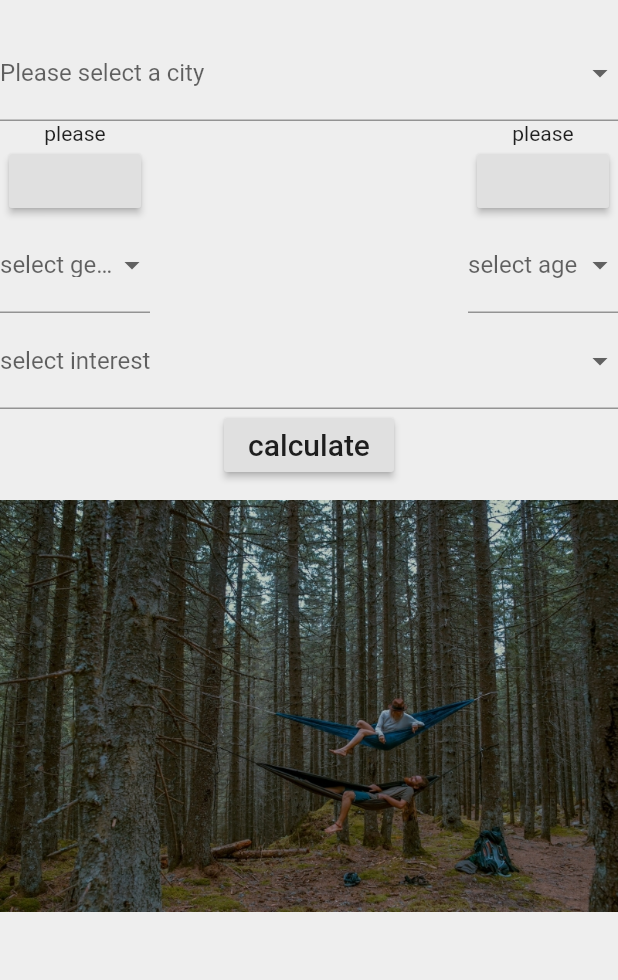
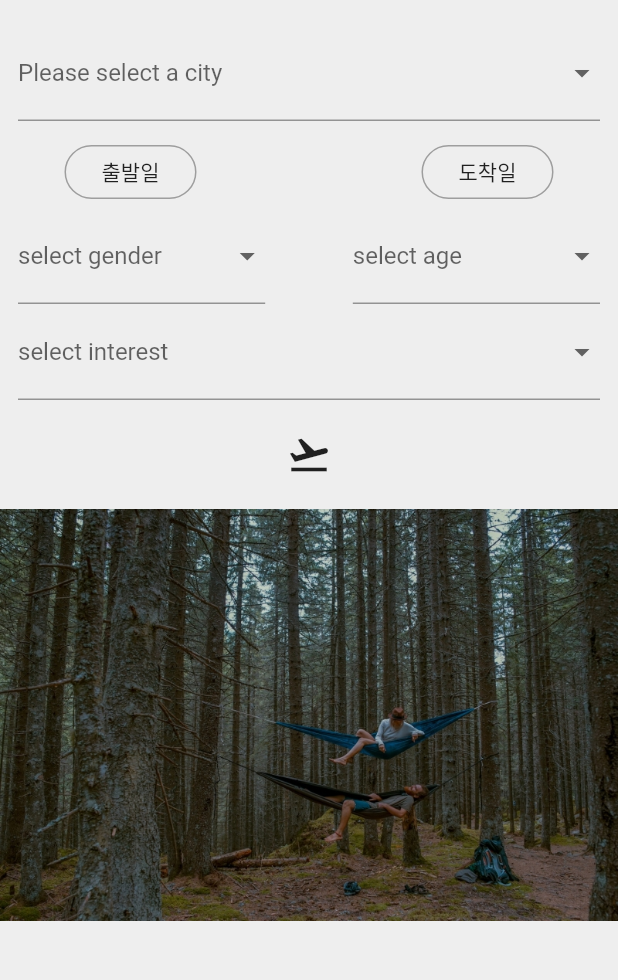
Before and after one commit to oowgnoj/travel-calculator-client-with-flutter, a Flutter app: the screen it shows after launch, on a phone screen of 412 x 824 dp, the part 59-1039 px from its top. Run offline on Flutter 3.47's test engine with Material 2 defaults, Android fonts, the phone set to English and light mode, and no system bars; our stand-ins replace flutter_icons.

Commit message:
edit landing ui

```diff
--- a/lib/main.dart
+++ b/lib/main.dart
@@ -11,9 +11,6 @@ class MyApp extends StatelessWidget {
   Widget build(BuildContext context) {
     return MaterialApp(
       title: 'Flutter Demo',
-      theme: ThemeData(
-        primarySwatch: Colors.blue,
-      ),
       home: Landing(),
       onGenerateRoute: (RouteSettings settings) {
         ('build route for ${settings.name}');
--- a/lib/screens/landing.dart
+++ b/lib/screens/landing.dart
@@ -48,7 +48,9 @@ class _LandingState extends State<Landing> {
       drawer: MyDrawer(),
       body: Column(
         children: <Widget>[
-          DropdownButtonFormField<String>(
+          Padding(
+            padding: const EdgeInsets.fromLTRB(12, 0, 12, 0),
+            child: DropdownButtonFormField<String>(
               value: _city_selected,
               decoration: InputDecoration(labelText: 'Please select a city'),
               items: cityMap.map((City value) {
@@ -63,17 +65,25 @@ class _LandingState extends State<Landing> {
                 });
               },
             ),
+          ),
           Row(
             mainAxisAlignment: MainAxisAlignment.spaceBetween,
             children: <Widget>[
-              Container(
-                width: 100,
+              Padding(
+                padding: const EdgeInsets.fromLTRB(12, 10, 12, 0),
+                child: Container(
+                  width: 150,
                   child: Column(
                     children: <Widget>[
-                    Text(
-                        "${_departureDate_selected != null ? _departureDate_selected.toLocal() : 'please pick date'}"
+                      RaisedButton(
+                        child: Text(
+                            "${_departureDate_selected != null ? _departureDate_selected.toLocal() : '출발일'}"
                                 .split(' ')[0]),
-                    RaisedButton(
+                        color: Color(0xFFEEEEEE),
+                        elevation: 0.0,
+                        shape: RoundedRectangleBorder(
+                            borderRadius: new BorderRadius.circular(18.0),
+                            side: BorderSide(color: Colors.grey)),
                         onPressed: () {
                           showDatePicker(
                                   context: context,
@@ -90,14 +100,22 @@ class _LandingState extends State<Landing> {
                     ],
                   ),
                 ),
-              Container(
-                width: 100,
+              ),
+              Padding(
+                padding: const EdgeInsets.fromLTRB(12, 10, 12, 0),
+                child: Container(
+                  width: 150,
                   child: Column(
                     children: <Widget>[
-                    Text(
-                        "${_arrivalDate_selected != null ? _arrivalDate_selected.toLocal() : 'please pick date'}"
+                      RaisedButton(
+                        child: Text(
+                            "${_arrivalDate_selected != null ? _arrivalDate_selected.toLocal() : '도착일'}"
                                 .split(' ')[0]),
-                    RaisedButton(
+                        color: Color(0xFFEEEEEE),
+                        elevation: 0.0,
+                        shape: RoundedRectangleBorder(
+                            borderRadius: new BorderRadius.circular(18.0),
+                            side: BorderSide(color: Colors.grey)),
                         onPressed: () {
                           showDatePicker(
                                   context: context,
@@ -114,13 +132,16 @@ class _LandingState extends State<Landing> {
                     ],
                   ),
                 ),
+              ),
             ],
           ),
-          Row(
+          Padding(
+            padding: const EdgeInsets.fromLTRB(12, 0, 12, 0),
+            child: Row(
               mainAxisAlignment: MainAxisAlignment.spaceBetween,
               children: <Widget>[
                 Container(
-                width: 100,
+                  width: MediaQuery.of(context).size.width * 0.40,
                   child: DropdownButtonFormField<String>(
                     value: _gender_selected,
                     decoration: InputDecoration(labelText: 'select gender'),
@@ -138,7 +159,7 @@ class _LandingState extends State<Landing> {
                   ),
                 ),
                 Container(
-                width: 100,
+                  width: MediaQuery.of(context).size.width * 0.40,
                   child: DropdownButtonFormField<String>(
                     value: _age_selected,
                     decoration: InputDecoration(labelText: 'select age'),
@@ -157,7 +178,10 @@ class _LandingState extends State<Landing> {
                 ),
               ],
             ),
-          DropdownButtonFormField<String>(
+          ),
+          Padding(
+            padding: const EdgeInsets.fromLTRB(12, 0, 12, 0),
+            child: DropdownButtonFormField<String>(
               value: _interest_selected,
               decoration: InputDecoration(labelText: 'select interest'),
               items: interestMap.map((Interest value) {
@@ -172,16 +196,26 @@ class _LandingState extends State<Landing> {
                 });
               },
             ),
-          RaisedButton(
+          ),
+          Padding(
+            padding: const EdgeInsets.fromLTRB(0, 12, 0, 0),
+            child: new SizedBox(
+              child: new IconButton(
+                icon: new Icon(
+                  Icons.flight_takeoff,
+                  size: 30,
+                ),
                 onPressed: () async {
                   var cityName = _city_selected;
-              var cityCode = Helper.getCityCode(_city_selected);
-              var interestCode = Helper.getInterestCode(_interest_selected);
-              var genderCode = Helper.getGenderCode(_gender_selected);
-              var ageCode = Helper.getAgeCode(_age_selected);
+                  var cityCode = ConverToCode.getCity(_city_selected);
+                  var interestCode =
+                      ConverToCode.getInterest(_interest_selected);
+                  var genderCode = ConverToCode.getGender(_gender_selected);
+                  var ageCode = ConverToCode.getAge(_age_selected);
                   var departureDate =
-                  Helper.getFormattedDate(_departureDate_selected);
-              var arrivalDate = Helper.getFormattedDate(_arrivalDate_selected);
+                      ConverToCode.getFormattedDate(_departureDate_selected);
+                  var arrivalDate =
+                      ConverToCode.getFormattedDate(_arrivalDate_selected);
                   var userCode = interestCode + genderCode + ageCode;
                   var result = await fetchCalculate(
                       cityName, cityCode, departureDate, arrivalDate, userCode);
@@ -192,7 +226,8 @@ class _LandingState extends State<Landing> {
                           builder: (context) =>
                               Loading(data: result, city: cityName)));
                 },
-            child: const Text('calculate', style: TextStyle(fontSize: 20)),
+              ),
+            ),
           ),
           Container(
               height: 300,
```
Also changed, not shown: lib/models/models.dart (+9 -6 lines), lib/screens/login.dart (+10 -8 lines), lib/utills/api.dart (+6 -7 lines), lib/utills/helper.dart (+5 -5 lines). Lines whose indentation alone changed are shown as unchanged.
